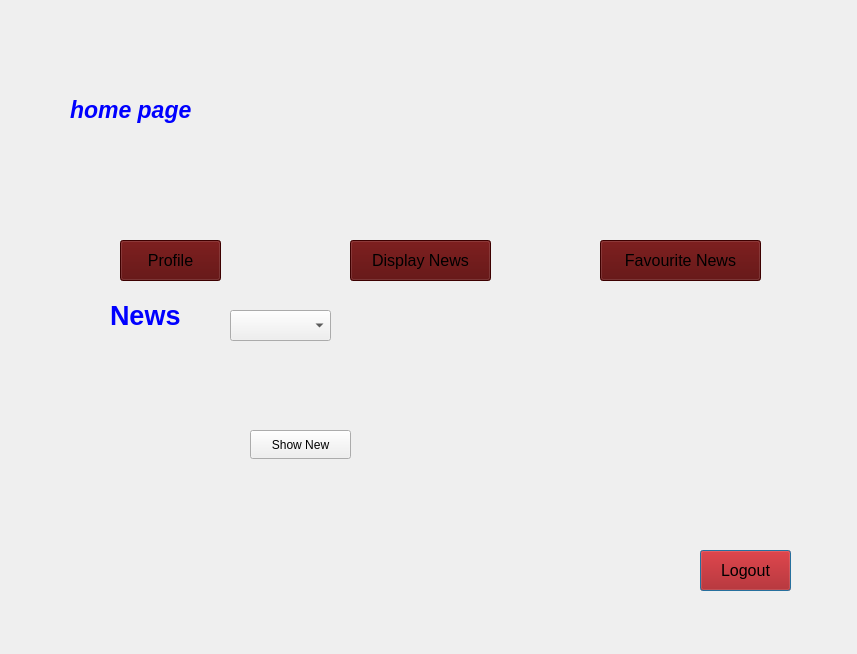
Kero-83/NewManagementSystem, file homepage.ui: the form before one commit.
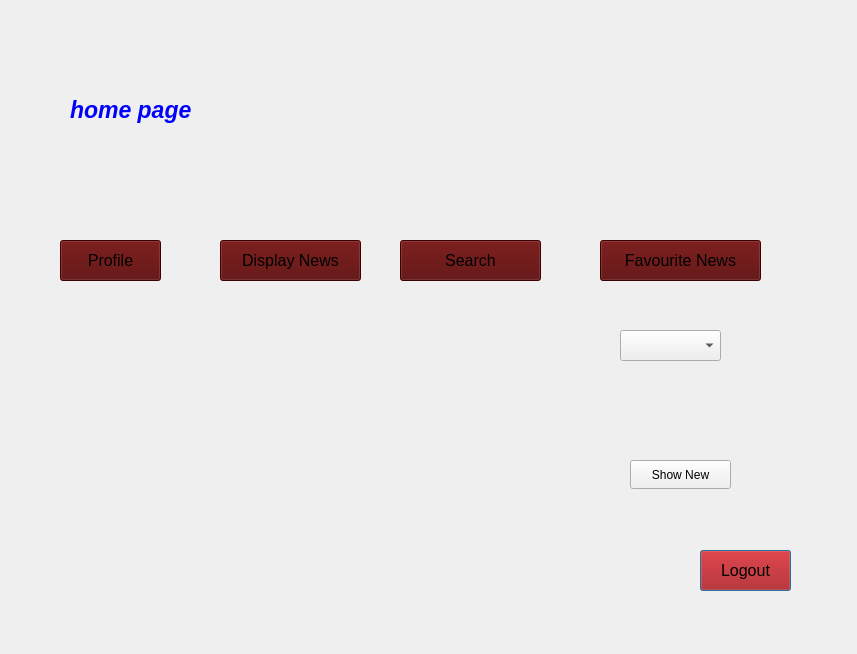
The form after the commit.

Diff of the .ui file:
```diff
--- a/homepage.ui
+++ b/homepage.ui
@@ -61,7 +61,7 @@
   <widget class="QPushButton" name="pushButton">
    <property name="geometry">
     <rect>
-     <x>120</x>
+     <x>60</x>
      <y>240</y>
      <width>101</width>
      <height>41</height>
@@ -95,7 +95,7 @@
   <widget class="QPushButton" name="pushButton_2">
    <property name="geometry">
     <rect>
-     <x>350</x>
+     <x>220</x>
      <y>240</y>
      <width>141</width>
      <height>41</height>
@@ -137,8 +137,8 @@
   <widget class="QComboBox" name="comboBox_favNews">
    <property name="geometry">
     <rect>
-     <x>230</x>
-     <y>310</y>
+     <x>620</x>
+     <y>330</y>
      <width>101</width>
      <height>31</height>
     </rect>
@@ -147,8 +147,8 @@
   <widget class="QPushButton" name="pushButton_showNew">
    <property name="geometry">
     <rect>
-     <x>250</x>
-     <y>430</y>
+     <x>630</x>
+     <y>460</y>
      <width>101</width>
      <height>29</height>
     </rect>
@@ -157,17 +157,25 @@
     <string>Show New</string>
    </property>
   </widget>
-  <widget class="QLabel" name="label_2">
+  <widget class="QPushButton" name="pushButton_search">
    <property name="geometry">
     <rect>
-     <x>110</x>
-     <y>290</y>
+     <x>400</x>
+     <y>240</y>
      <width>141</width>
-     <height>51</height>
+     <height>41</height>
     </rect>
    </property>
+   <property name="font">
+    <font>
+     <pointsize>12</pointsize>
+    </font>
+   </property>
+   <property name="styleSheet">
+    <string notr="true">background-color: rgb(85, 0, 0);</string>
+   </property>
    <property name="text">
-    <string>&lt;html&gt;&lt;head/&gt;&lt;body&gt;&lt;p&gt;&lt;span style=&quot; font-size:20pt; font-weight:700; color:#0000ff;&quot;&gt;News&lt;/span&gt;&lt;/p&gt;&lt;/body&gt;&lt;/html&gt;</string>
+    <string>Search</string>
    </property>
   </widget>
  </widget>
```
